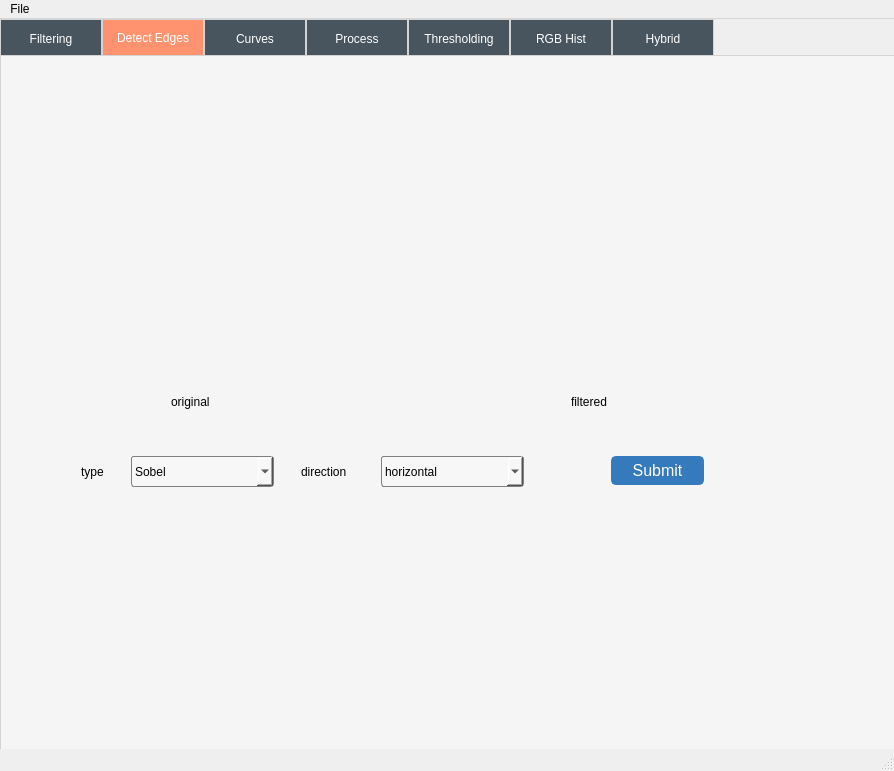
Qt form mainwindow.ui (MohabGhobashy/image_processing_studio) before a commit.
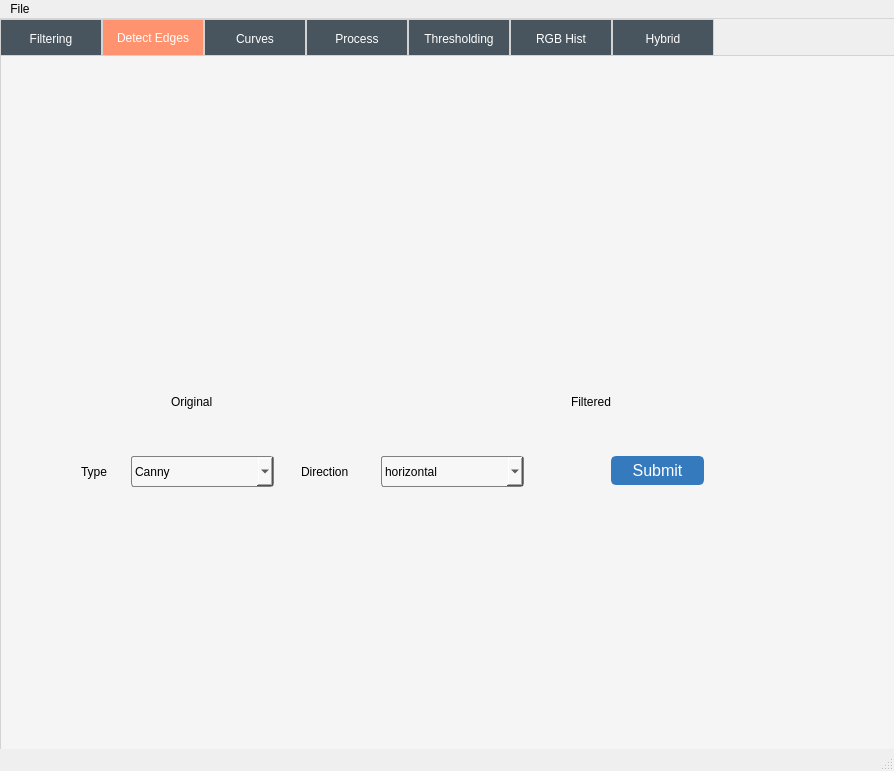
The same form after that commit. The open tabs and pages were chosen to show the change. Icons and pictures are not drawn.

Commit message:
Canny Edge detector
S small was replaced by S capital

```diff
--- a/mainwindow.ui
+++ b/mainwindow.ui
@@ -443,7 +443,7 @@
        </rect>
       </property>
       <property name="text">
-       <string>original</string>
+       <string>Original</string>
       </property>
      </widget>
      <widget class="QLabel" name="originalImgLbl_3">
@@ -456,7 +456,7 @@
        </rect>
       </property>
       <property name="text">
-       <string>filtered</string>
+       <string>Filtered</string>
       </property>
      </widget>
      <widget class="QPushButton" name="submitEdges">
@@ -534,6 +534,11 @@
     image: url(down_arrow.png);
 }</string>
       </property>
+      <item>
+       <property name="text">
+        <string>Canny</string>
+       </property>
+      </item>
       <item>
        <property name="text">
         <string>Sobel</string>
@@ -608,7 +613,7 @@
        </rect>
       </property>
       <property name="text">
-       <string>type</string>
+       <string>Type</string>
       </property>
      </widget>
      <widget class="QLabel" name="label2">
@@ -621,7 +626,7 @@
        </rect>
       </property>
       <property name="text">
-       <string>direction</string>
+       <string>Direction</string>
       </property>
      </widget>
     </widget>
```
Left out of the diff: 5 changed lines with no effect on the pictures. The commit also changes 5 other files.
